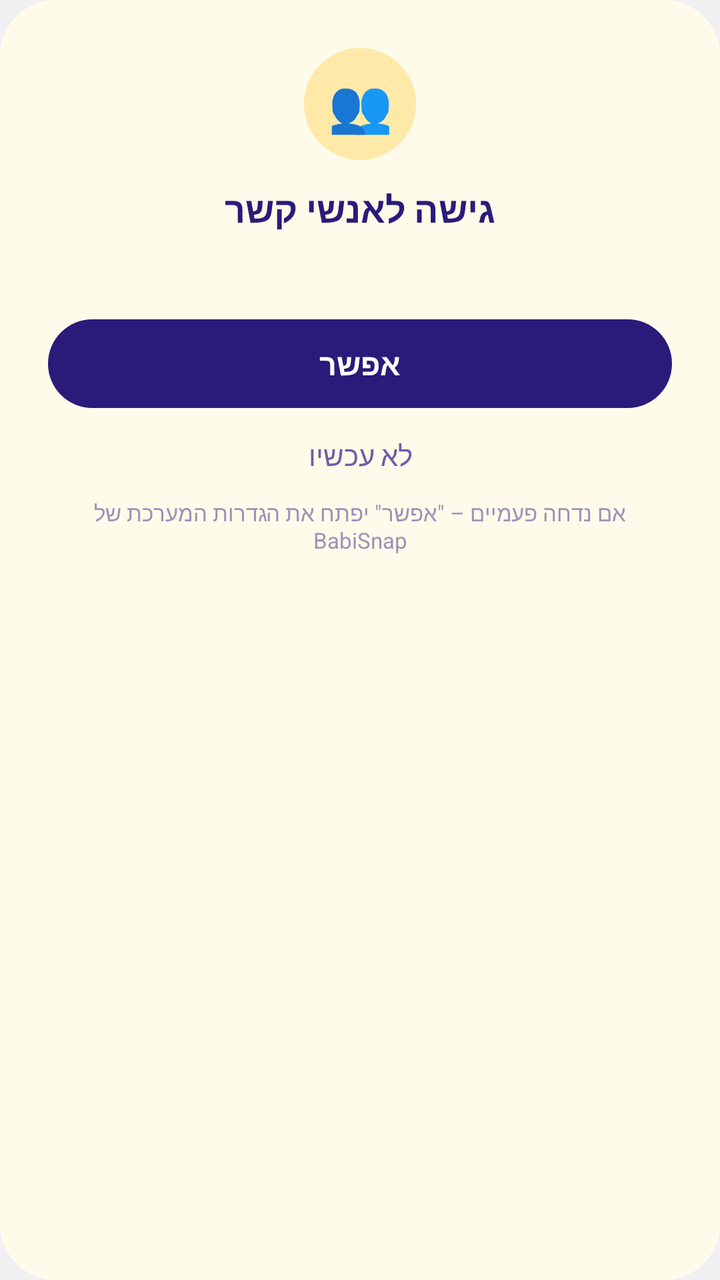
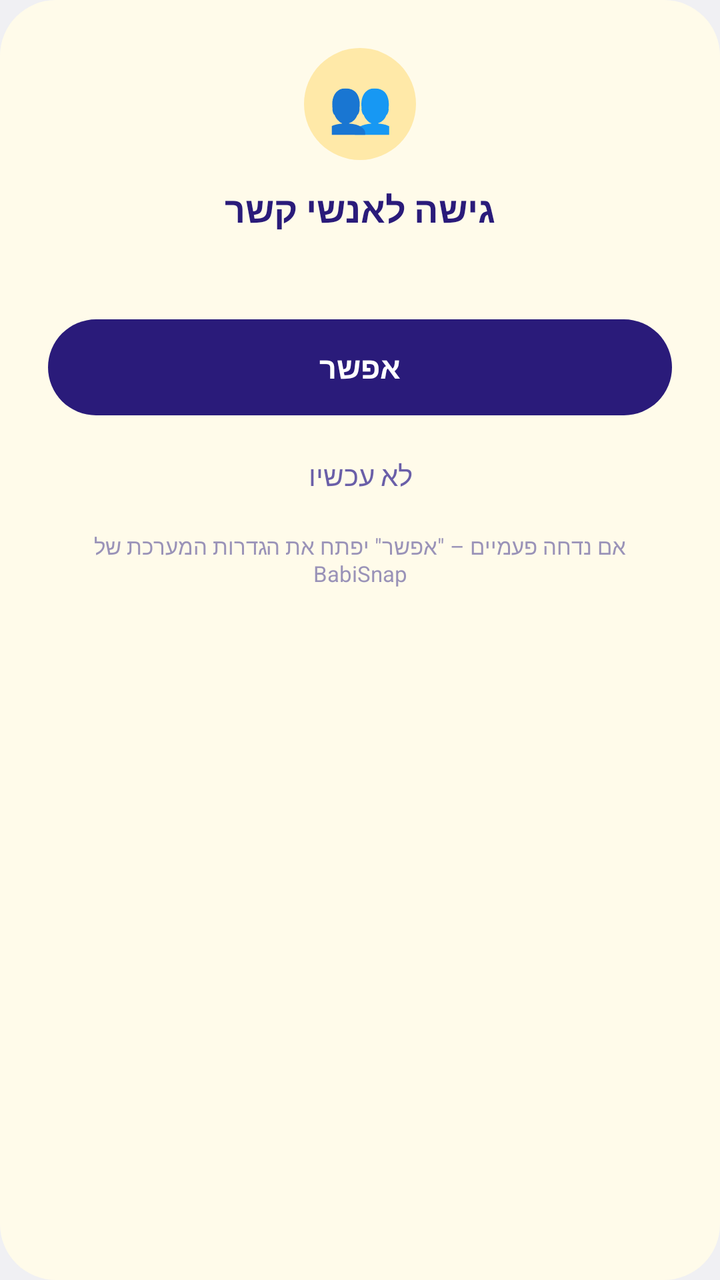

Compare the two renders of this Android layout. The source of the first and the diff that turns it into the second are given below.
<!-- AndroidManifest.xml: application theme android:Theme.DeviceDefault.Light.DarkActionBar -->
<!-- res/layout/card_contacts.xml -->
<LinearLayout xmlns:android="http://schemas.android.com/apk/res/android"
    android:layout_width="300dp" android:layout_height="wrap_content" android:orientation="vertical"
    android:gravity="center_horizontal" android:padding="24dp" android:background="@drawable/listen_bg"
    android:layoutDirection="rtl">
    <TextView android:layout_width="56dp" android:layout_height="56dp" android:background="@drawable/saved_circle"
        android:gravity="center" android:text="👥" android:textSize="26sp" />
    <TextView android:layout_width="wrap_content" android:layout_height="wrap_content" android:layout_marginTop="12dp"
        android:text="גישה לאנשי קשר" android:textColor="#2A1B7A" android:textSize="18sp" android:textStyle="bold" />
    <TextView android:id="@+id/body" android:layout_width="match_parent" android:layout_height="wrap_content"
        android:layout_marginTop="8dp" android:gravity="center" android:lineSpacingMultiplier="1.3"
        android:textColor="#4A4560" android:textSize="14sp" />
    <TextView android:id="@+id/allow" android:layout_width="match_parent" android:layout_height="wrap_content"
        android:layout_marginTop="16dp" android:background="@drawable/pill_purple" android:gravity="center"
        android:padding="12dp" android:text="אפשר" android:textColor="#FFFFFF" android:textSize="15sp" android:textStyle="bold" />
    <TextView android:id="@+id/later" android:layout_width="wrap_content" android:layout_height="wrap_content"
        android:layout_marginTop="6dp" android:padding="8dp" android:text="לא עכשיו" android:textColor="#6A5FA8"
        android:textSize="14sp" />
    <TextView android:layout_width="match_parent" android:layout_height="wrap_content" android:layout_marginTop="4dp"
        android:gravity="center" android:text="אם נדחה פעמיים – &quot;אפשר&quot; יפתח את הגדרות המערכת של BabiSnap"
        android:textColor="#9A93B8" android:textSize="11sp" />
</LinearLayout>
<!-- resources referenced by this layout -->
<resources>
  <!-- drawable listen_bg (drawable) -->
  <shape xmlns:android="http://schemas.android.com/apk/res/android"><solid android:color="#FFFFFBEA" /><corners android:radius="28dp" /></shape>
  <!-- drawable pill_purple (drawable) -->
  <shape xmlns:android="http://schemas.android.com/apk/res/android"><solid android:color="#FF2A1B7A" /><corners android:radius="24dp" /></shape>
  <!-- drawable saved_circle (drawable) -->
  <shape xmlns:android="http://schemas.android.com/apk/res/android" android:shape="oval"><solid android:color="#FFFFE9A8" /></shape>
</resources>

<!-- the commit's change to res/layout/card_contacts.xml (unified diff, before → after) -->
@@ -9,10 +9,10 @@
     <TextView android:id="@+id/body" android:layout_width="match_parent" android:layout_height="wrap_content"
         android:layout_marginTop="8dp" android:gravity="center" android:lineSpacingMultiplier="1.3"
         android:textColor="#4A4560" android:textSize="14sp" />
-    <TextView android:id="@+id/allow" android:layout_width="match_parent" android:layout_height="wrap_content"
+    <TextView android:id="@+id/allow" android:minHeight="48dp" android:minWidth="48dp" android:layout_width="match_parent" android:layout_height="wrap_content"
         android:layout_marginTop="16dp" android:background="@drawable/pill_purple" android:gravity="center"
         android:padding="12dp" android:text="אפשר" android:textColor="#FFFFFF" android:textSize="15sp" android:textStyle="bold" />
-    <TextView android:id="@+id/later" android:layout_width="wrap_content" android:layout_height="wrap_content"
+    <TextView android:id="@+id/later" android:minHeight="48dp" android:minWidth="48dp" android:gravity="center" android:layout_width="wrap_content" android:layout_height="wrap_content"
         android:layout_marginTop="6dp" android:padding="8dp" android:text="לא עכשיו" android:textColor="#6A5FA8"
         android:textSize="14sp" />
     <TextView android:layout_width="match_parent" android:layout_height="wrap_content" android:layout_marginTop="4dp"
